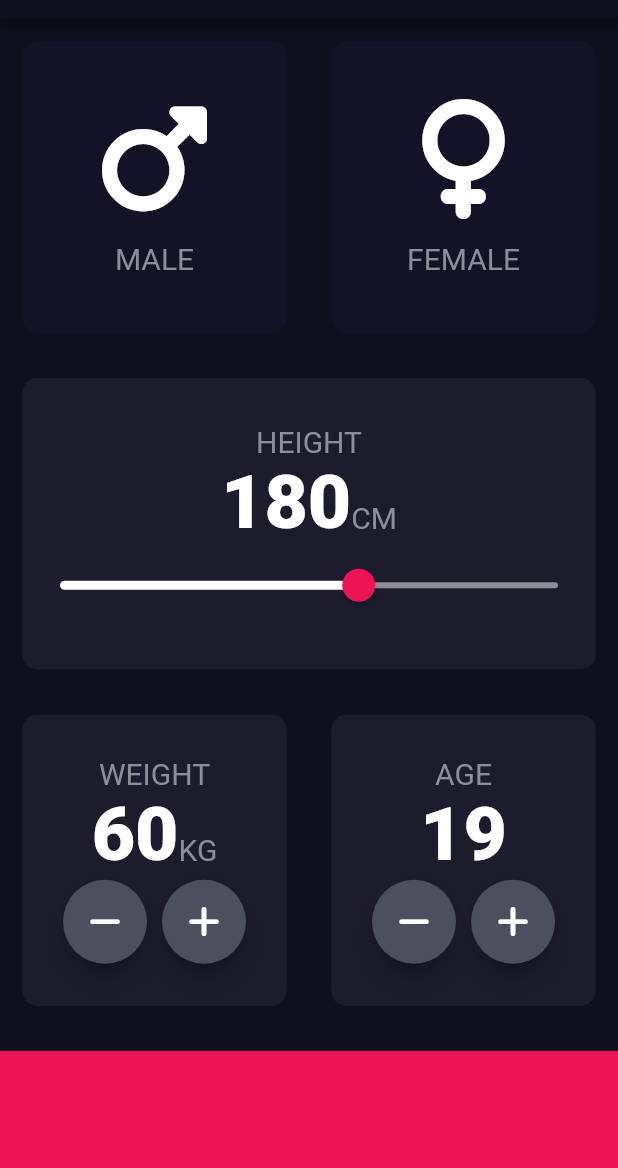
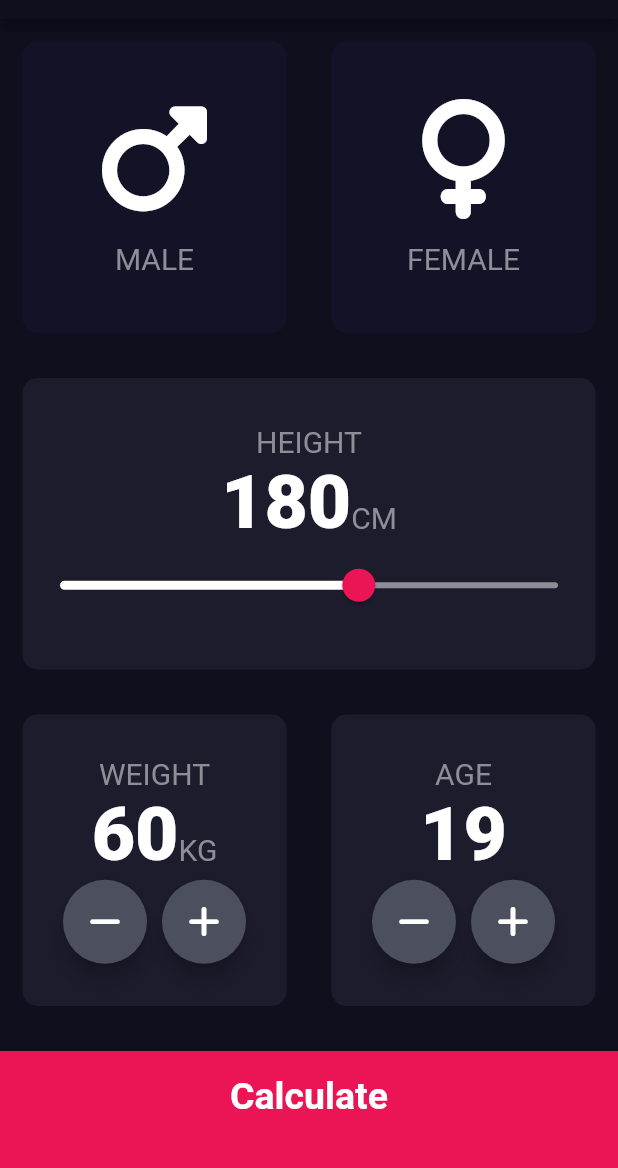
Before and after one commit to Florjadedan26/BMI_CALCULATOR, a Flutter app: the screen it shows after launch, on a phone screen of 412 x 824 dp, the part 65-1233 px from its top. Run offline on Flutter 3.47's test engine with Material 2 defaults, Android fonts, the phone set to English and light mode, and no system bars; our stand-ins replace font_awesome_flutter.

Commit message:
done bmi calculator

```diff
--- a/lib/class.dart
+++ /dev/null
@@ -1,101 +0,0 @@
-import 'package:bmi_app/constant.dart';
-import 'package:flutter/material.dart';
-
-// icon content
-class ColumnCard extends StatelessWidget {
-  const ColumnCard({super.key, required this.cardIcon, required this.cardText});
-
-  final IconData? cardIcon;
-  final String cardText;
-
-  @override
-  Widget build(BuildContext context) {
-    return Column(
-      mainAxisAlignment: MainAxisAlignment.center,
-      children: [
-        Icon(
-          cardIcon,
-          size: 80.0,
-        ),
-        const SizedBox(
-          height: 15.0,
-        ),
-        Text(
-          cardText,
-          style: KTextLabel,
-        ),
-      ],
-    );
-  }
-}
-
-//card content
-class ReusableCard extends StatelessWidget {
-  const ReusableCard(
-      {super.key, required this.customColors, this.cardChild, this.onPress});
-
-  final Color? customColors;
-  final Widget? cardChild;
-  final VoidCallback? onPress;
-
-  @override
-  Widget build(BuildContext context) {
-    return GestureDetector(
-      onTap: onPress,
-      child: Container(
-        margin: const EdgeInsets.all(15),
-        decoration: BoxDecoration(
-          borderRadius: BorderRadius.circular(10),
-          color: customColors,
-        ),
-        child: cardChild,
-      ),
-    );
-  }
-}
-
-// for  weight-icon-button
-class RoundIconButton extends StatelessWidget {
-  const RoundIconButton({super.key, required this.weightIcons, required this.weightOncheck});
-
-  final VoidCallback? weightOncheck;
-  final IconData? weightIcons;
-  @override
-  Widget build(BuildContext context) {
-    return RawMaterialButton(
-      onPressed: weightOncheck,
-      child: Icon(weightIcons),
-      elevation: 6.0,
-      constraints: BoxConstraints.tightFor(
-        width: 56.0,
-        height: 56.0,
-      ),
-      shape: CircleBorder(),
-      fillColor: KIconButtonColor,
-    );
-  }
-}
-
-// for age-icon-button
-
-class RoundAgeIcon extends StatelessWidget {
-  const RoundAgeIcon({required this.ageIcon,required this.ageOncheck });
-
-  final IconData? ageIcon;
-  final VoidCallback? ageOncheck;
-
-  @override
-  Widget build(BuildContext context) {
-    return RawMaterialButton(
-      onPressed: ageOncheck,
-      elevation: 6.0,
-      child: Icon(ageIcon),
-      constraints: BoxConstraints.tightFor(
-        width: 56.0,
-        height: 56.0,
-      ),
-      shape: CircleBorder(),
-      fillColor: KIconButtonColor,
-    );
-  }
-}
--- /dev/null
+++ b/lib/components/bottom_button.dart
@@ -0,0 +1,29 @@
+import 'package:flutter/material.dart';
+import 'package:bmi_app/constant.dart';
+
+
+class ReusableButton extends StatelessWidget {
+  const ReusableButton ({super.key, required this.onPressed , required this.textButton});
+
+  final VoidCallback onPressed;
+  final String textButton;
+
+  @override
+  Widget build(BuildContext context) {
+    return GestureDetector(
+      onTap: onPressed,
+      child: Container(
+        color: kBottomCustomColor,
+        margin: const EdgeInsets.only(top: 15),
+        padding: const EdgeInsets.only(bottom: 20.0),
+        width: double.infinity,
+        height: kBottomContainerHeight,
+        child: Center(
+          child: Text(textButton,
+            style: kBottomTextLabel,
+          ),
+        ),
+      ),
+    );
+  }
+}
--- /dev/null
+++ b/lib/components/columcard.dart
@@ -0,0 +1,30 @@
+import 'package:flutter/material.dart';
+import 'package:bmi_app/constant.dart';
+
+
+class ColumnCard extends StatelessWidget {
+  const ColumnCard({super.key, required this.cardIcon, required this.cardText});
+
+  final IconData? cardIcon;
+  final String cardText;
+
+  @override
+  Widget build(BuildContext context) {
+    return Column(
+      mainAxisAlignment: MainAxisAlignment.center,
+      children: [
+        Icon(
+          cardIcon,
+          size: 80.0,
+        ),
+        const SizedBox(
+          height: 15.0,
+        ),
+        Text(
+          cardText,
+          style: kTextLabel,
+        ),
+      ],
+    );
+  }
+}
--- /dev/null
+++ b/lib/components/reusablecard.dart
@@ -0,0 +1,26 @@
+import 'package:flutter/material.dart';
+
+
+class ReusableCard extends StatelessWidget {
+  const ReusableCard(
+      {super.key, required this.customColors, this.cardChild, this.onPress});
+
+  final Color? customColors;
+  final Widget? cardChild;
+  final VoidCallback? onPress;
+
+  @override
+  Widget build(BuildContext context) {
+    return GestureDetector(
+      onTap: onPress,
+      child: Container(
+        margin: const EdgeInsets.all(15),
+        decoration: BoxDecoration(
+          borderRadius: BorderRadius.circular(10),
+          color: customColors,
+        ),
+        child: cardChild,
+      ),
+    );
+  }
+}
--- /dev/null
+++ b/lib/components/weightandgebutton.dart
@@ -0,0 +1,49 @@
+import 'package:flutter/material.dart';
+import 'package:bmi_app/constant.dart';
+
+
+// for  weight-icon-button
+class RoundIconButton extends StatelessWidget {
+  const RoundIconButton({super.key, required this.weightIcons, required this.weightOncheck});
+
+  final VoidCallback? weightOncheck;
+  final IconData? weightIcons;
+  @override
+  Widget build(BuildContext context) {
+    return RawMaterialButton(
+      onPressed: weightOncheck,
+      elevation: 6.0,
+      constraints: const BoxConstraints.tightFor(
+        width: 56.0,
+        height: 56.0,
+      ),
+      shape: const CircleBorder(),
+      fillColor: kIconButtonColor,
+      child: Icon(weightIcons),
+    );
+  }
+}
+
+// for age-icon-button
+
+class RoundAgeIcon extends StatelessWidget {
+  const RoundAgeIcon({super.key, required this.ageIcon,required this.ageOncheck });
+
+  final IconData? ageIcon;
+  final VoidCallback? ageOncheck;
+
+  @override
+  Widget build(BuildContext context) {
+    return RawMaterialButton(
+      onPressed: ageOncheck,
+      elevation: 6.0,
+      constraints: const BoxConstraints.tightFor(
+        width: 56.0,
+        height: 56.0,
+      ),
+      shape: const CircleBorder(),
+      fillColor: kIconButtonColor,
+      child: Icon(ageIcon),
+    );
+  }
+}
--- a/lib/constant.dart
+++ b/lib/constant.dart
@@ -2,28 +2,52 @@ import 'package:flutter/material.dart';
 import 'package:font_awesome_flutter/font_awesome_flutter.dart';
 
 //color of card
-const KActiveCustomColor = Color(0xFF1C1C2D);
-const KInactiveCustomColor = Color(0xFF131226);
+const kActiveCustomColor = Color(0xFF1C1C2D);
+const kInactiveCustomColor = Color(0xFF131226);
 
 //bottom section
-const KBottomContainerHeight = 80.0;
-const KBottomCustomColor = Color(0xFFEB1555);
+const kBottomContainerHeight = 80.0;
+const kBottomCustomColor = Color(0xFFEB1555);
+const kBottomTextLabel = TextStyle(
+  fontSize: 25.0,
+  fontWeight: FontWeight.bold,
+);
 
 //icon of card
-const KCardIconMale = FontAwesomeIcons.mars;
-const KCardIconeFemale = FontAwesomeIcons.venus;
+const kCardIconMale = FontAwesomeIcons.mars;
+const kCardIconFemale = FontAwesomeIcons.venus;
 
 //text of the card
-const KTextLabel = TextStyle(fontSize: 20.0, color: Color(0xFF8D8E98));
+const kTextLabel = TextStyle(
+  fontSize: 20.0,
+  color: Color(0xFF8D8E98),
+);
 
 //text of the slide & theme
-const KNumberLabel = TextStyle(fontSize: 50.0, fontWeight: FontWeight.w900);
-const KInactiveColor =  Color(0xFF8D8E98);
-const KThumbColor = Color(0xFFEB1555);
-const KOverlayColor= Color(0x1FEB1555);
-const KRoundSilderThumb = RoundSliderThumbShape(enabledThumbRadius: 11.0);
-const KRoundSliderOverlay =  RoundSliderOverlayShape(overlayRadius: 25);
+const kNumberLabel = TextStyle(
+  fontSize: 50.0,
+  fontWeight: FontWeight.w900,
+);
+const kInactiveColor = Color(0xFF8D8E98);
+const kThumbColor = Color(0xFFEB1555);
+const kOverlayColor = Color(0x1FEB1555);
+const kRoundSilderThumb = RoundSliderThumbShape(enabledThumbRadius: 11.0);
+const kRoundSliderOverlay = RoundSliderOverlayShape(overlayRadius: 25);
 
 // icon button both weight and age
+const kIconButtonColor = Color(0xFF4C4F5E);
 
-const KIconButtonColor = Color(0xFF4C4F5E);
+//result_page
+const kResultLabel = TextStyle(
+  fontSize: 50.0,
+  fontWeight: FontWeight.bold,
+);
+const kResultTextStyle = TextStyle(
+  fontSize: 22.0, fontWeight: FontWeight.bold,
+  color: Color(0xFF24d876),
+);
+const kResultBMIStlye = TextStyle(
+  fontSize: 100.0,
+  fontWeight: FontWeight.bold,
+);
+const kResultBodyStyle = TextStyle(fontSize: 22.0);
--- a/lib/main.dart
+++ b/lib/main.dart
@@ -1,5 +1,5 @@
 import 'package:flutter/material.dart';
-import 'input_page.dart';
+import 'screenpage/inputpage.dart';
 
 void main() {
   runApp(const BMICALCULATOR());
@@ -13,10 +13,11 @@ class BMICALCULATOR extends StatelessWidget {
     return MaterialApp(
       theme: ThemeData.dark().copyWith(
         colorScheme: ColorScheme.fromSwatch().copyWith(
-          primary: Color(0xFF0F0F1E),
+          primary: const Color(0xFF0F0F1E),
         ),
-        scaffoldBackgroundColor: Color(0xFF0F0F1E),
+        scaffoldBackgroundColor: const Color(0xFF0F0F1E),
       ),
+
       home: InputPage(),
     );
   }
--- a/lib/input_page.dart
+++ b/lib/screenpage/inputpage.dart
@@ -1,7 +1,12 @@
 import 'package:flutter/material.dart';
 import 'package:font_awesome_flutter/font_awesome_flutter.dart';
-import 'class.dart';
-import 'constant.dart';
+import '../constant.dart';
+import 'package:bmi_app/components/reusablecard.dart';
+import 'package:bmi_app/components/weightandgebutton.dart';
+import 'package:bmi_app/components/columcard.dart';
+import 'package:bmi_app/components/bottom_button.dart';
+import 'package:bmi_app/calculator_brain.dart';
+import 'resultpage.dart';
 
 enum EnumGender { male, female }
 
@@ -38,10 +43,10 @@ class _InputPageState extends State<InputPage> {
                         });
                       },
                       customColors: selectedGender == EnumGender.male
-                          ? KActiveCustomColor
-                          : KInactiveCustomColor,
-                      cardChild: ColumnCard(
-                        cardIcon: KCardIconMale,
+                          ? kActiveCustomColor
+                          : kInactiveCustomColor,
+                      cardChild: const ColumnCard(
+                        cardIcon: kCardIconMale,
                         cardText: 'MALE',
                       ),
                     ),
@@ -54,10 +59,10 @@ class _InputPageState extends State<InputPage> {
                         });
                       },
                       customColors: selectedGender == EnumGender.female
-                          ? KActiveCustomColor
-                          : KInactiveCustomColor,
-                      cardChild: ColumnCard(
-                        cardIcon: KCardIconeFemale,
+                          ? kActiveCustomColor
+                          : kInactiveCustomColor,
+                      cardChild: const ColumnCard(
+                        cardIcon: kCardIconFemale,
                         cardText: "FEMALE",
                       ),
                     ),
@@ -69,28 +74,28 @@ class _InputPageState extends State<InputPage> {
             //the middle container
             Expanded(
               child: ReusableCard(
-                customColors: KActiveCustomColor,
+                customColors: kActiveCustomColor,
                 cardChild: Column(
                   mainAxisAlignment: MainAxisAlignment.center,
                   children: [
-                    Text('HEIGHT', style: KTextLabel),
+                    const Text('HEIGHT', style: kTextLabel),
                     Row(
                       mainAxisAlignment: MainAxisAlignment.center,
                       crossAxisAlignment: CrossAxisAlignment.baseline,
                       textBaseline: TextBaseline.alphabetic,
                       children: [
-                        Text(height.toString(), style: KNumberLabel),
-                        Text('CM', style: KTextLabel),
+                        Text(height.toString(), style: kNumberLabel),
+                        const Text('CM', style: kTextLabel),
                       ],
                     ),
                     SliderTheme(
                       data: const SliderThemeData(
                         activeTrackColor: Colors.white,
-                        inactiveTrackColor: KInactiveColor,
-                        thumbColor: KThumbColor,
-                        thumbShape: KRoundSilderThumb,
-                        overlayColor: KOverlayColor,
-                        overlayShape: KRoundSliderOverlay,
+                        inactiveTrackColor: kInactiveColor,
+                        thumbColor: kThumbColor,
+                        thumbShape: kRoundSilderThumb,
+                        overlayColor: kOverlayColor,
+                        overlayShape: kRoundSliderOverlay,
                       ),
                       child: Slider(
                         value: height.toDouble(),
@@ -114,11 +119,14 @@ class _InputPageState extends State<InputPage> {
                 children: [
                   Expanded(
                     child: ReusableCard(
-                      customColors: KActiveCustomColor,
+                      customColors: kActiveCustomColor,
                       cardChild: Column(
                         mainAxisAlignment: MainAxisAlignment.center,
                         children: [
-                          Text('WEIGHT', style: KTextLabel,),
+                          const Text(
+                            'WEIGHT',
+                            style: kTextLabel,
+                          ),
                           Row(
                             mainAxisAlignment: MainAxisAlignment.center,
                             crossAxisAlignment: CrossAxisAlignment.baseline,
@@ -126,11 +134,11 @@ class _InputPageState extends State<InputPage> {
                             children: [
                               Text(
                                 weight.toString(),
-                                style: KNumberLabel,
+                                style: kNumberLabel,
                               ),
-                              Text(
+                              const Text(
                                 'KG',
-                                style: KTextLabel,
+                                style: kTextLabel,
                               )
                             ],
                           ),
@@ -145,7 +153,7 @@ class _InputPageState extends State<InputPage> {
                                 },
                                 weightIcons: FontAwesomeIcons.minus,
                               ),
-                              SizedBox(
+                              const SizedBox(
                                 width: 10.0,
                               ),
                               RoundIconButton(
@@ -166,45 +174,56 @@ class _InputPageState extends State<InputPage> {
                     child: ReusableCard(
                         cardChild: Column(
                           mainAxisAlignment: MainAxisAlignment.center,
-
                           children: [
-                            Text('AGE', style: KTextLabel,),
-                            Text(age.toString(), style: KNumberLabel,),
+                            const Text(
+                              'AGE',
+                              style: kTextLabel,
+                            ),
+                            Text(
+                              age.toString(),
+                              style: kNumberLabel,
+                            ),
                             Row(
                               mainAxisAlignment: MainAxisAlignment.center,
                               children: [
-                                  RoundAgeIcon(ageIcon: FontAwesomeIcons.minus,
-                                    ageOncheck: (){
+                                RoundAgeIcon(
+                                  ageIcon: FontAwesomeIcons.minus,
+                                  ageOncheck: () {
                                     setState(() {
                                       age--;
                                     });
-                                    },
-                                  ),
-                                SizedBox(
+                                  },
+                                ),
+                                const SizedBox(
                                   width: 10.0,
                                 ),
-                                RoundAgeIcon(ageIcon: FontAwesomeIcons.plus,
-                                  ageOncheck: (){
-                                  age ++ ;
+                                RoundAgeIcon(
+                                  ageIcon: FontAwesomeIcons.plus,
+                                  ageOncheck: () {
+                                    age++;
                                   },
                                 ),
-
-
                               ],
                             )
                           ],
-
-                        ), customColors: KActiveCustomColor),
+                        ),
+                        customColors: kActiveCustomColor),
                   ),
                 ],
               ),
             ),
 
-            Container(
-              color: KBottomCustomColor,
-              margin: const EdgeInsets.only(top: 15),
-              width: double.infinity,
-              height: KBottomContainerHeight,
+            ReusableButton(
+              onPressed: () {
+                CalculatorBrain cals =
+                    CalculatorBrain(height: height, weight: weight);
+                Navigator.push(context, MaterialPageRoute(builder: (context) =>  ResultPage(
+                  bmi: cals.calculatorBMI(),
+                  textResult: cals.getResult(),
+                  interpretation: cals.getInterpretation(),
+                )),);
+              },
+              textButton: 'Calculate',
             )
           ],
         ));
```
Also changed, not shown: lib/calculator_brain.dart (added, +39 -0 lines), lib/screenpage/resultpage.dart (added, +61 -0 lines).
